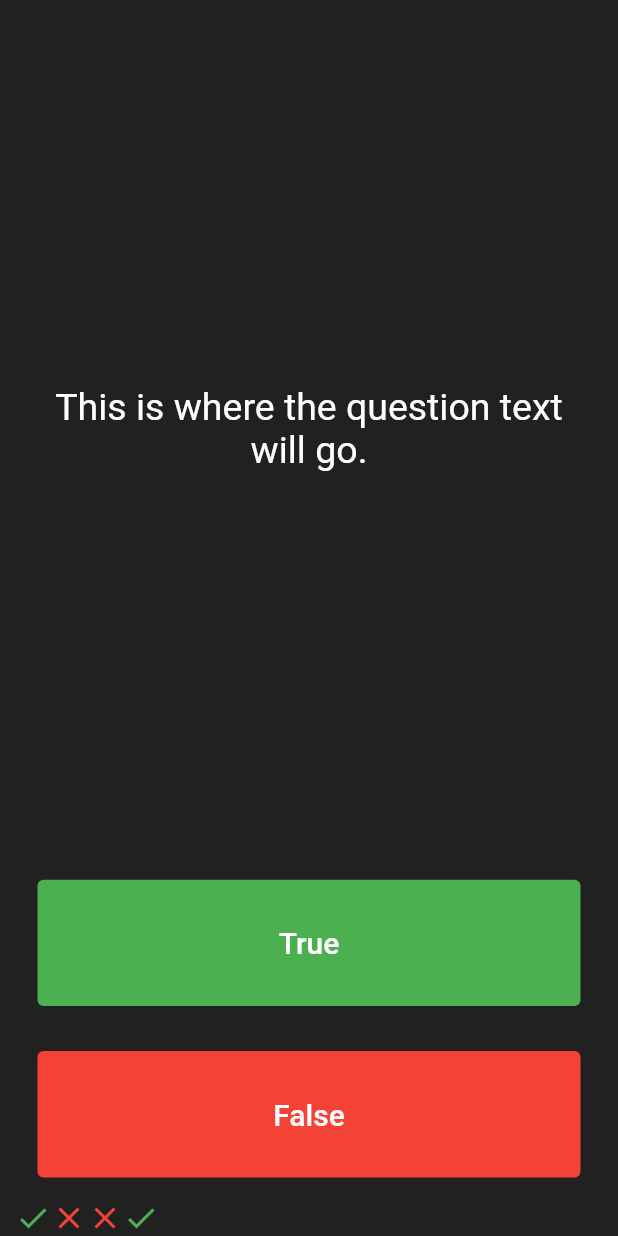
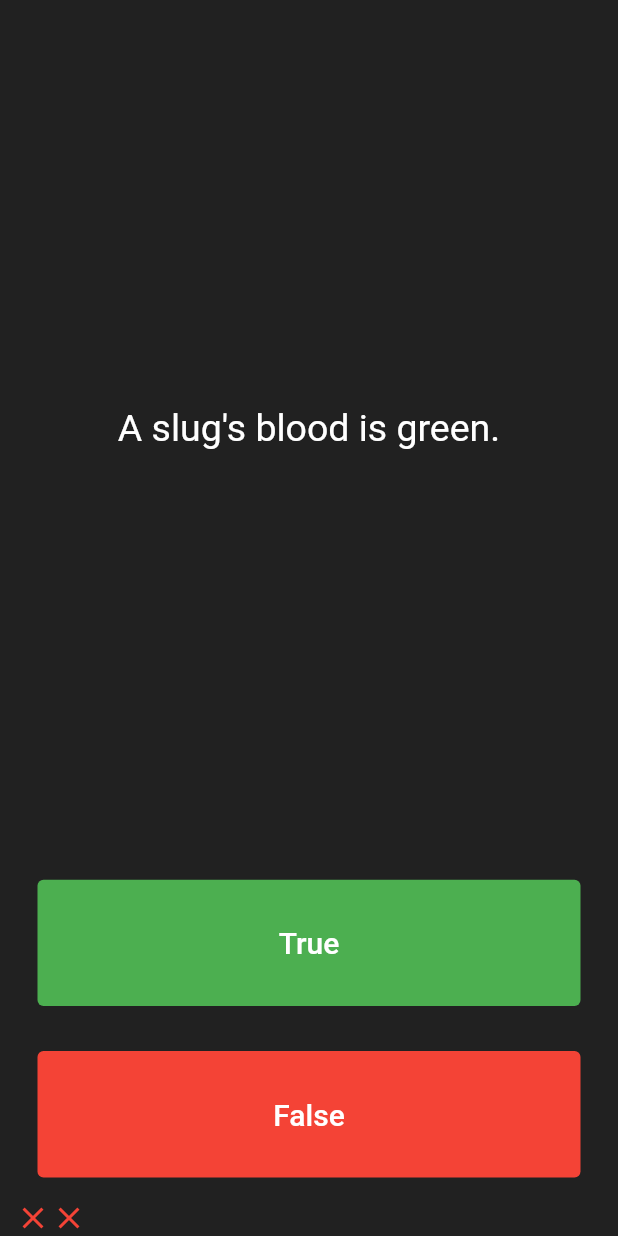
Before and after one commit to atm1504/quizzier-flutter, a Flutter app: the screen it shows after launch, after a tap on "True", after a tap on "False", on a phone screen of 412 x 824 dp. Run offline on Flutter 3.47's test engine with Material 2 defaults, Android fonts, the phone set to English and light mode, and no system bars; missing offline and left inert: dart:ffi.

Commit message:
Qa added

```diff
--- a/lib/main.dart
+++ b/lib/main.dart
@@ -1,3 +1,5 @@
+import 'dart:ffi';
+
 import 'package:flutter/material.dart';
 
 void main() => runApp(Quizzler());
@@ -25,20 +27,14 @@ class QuizPage extends StatefulWidget {
 }
 
 class _QuizPageState extends State<QuizPage> {
-  List<Widget> scoreKeeper = [
-    Icon(
-      Icons.check,
-      color: Colors.green,
-    ),
-    Icon(
-      Icons.close,
-      color: Colors.red,
-    ),
-    Icon(
-      Icons.close,
-      color: Colors.red,
-    ),
+  List<Widget> scoreKeeper = [];
+  List<String> questions = [
+    'You can lead a cow down stairs but not up stairs.',
+    'Approximately one quarter of human bones are in the feet.',
+    'A slug\'s blood is green.'
   ];
+  List<bool> answers = [false, true, true];
+  int questionNumber = 0;
   @override
   Widget build(BuildContext context) {
     return Column(
@@ -51,7 +47,7 @@ class _QuizPageState extends State<QuizPage> {
             padding: EdgeInsets.all(10.0),
             child: Center(
               child: Text(
-                'This is where the question text will go.',
+                questions[questionNumber],
                 textAlign: TextAlign.center,
                 style: TextStyle(
                   fontSize: 25.0,
@@ -76,13 +72,22 @@ class _QuizPageState extends State<QuizPage> {
                 ),
               ),
               onPressed: () {
+                bool correctAnswer = answers[questionNumber];
+                Icon widg;
+                if (correctAnswer == true) {
+                  widg = Icon(
+                    Icons.check,
+                    color: Colors.green,
+                  );
+                } else {
+                  widg = Icon(
+                    Icons.close,
+                    color: Colors.red,
+                  );
+                }
                 setState(() {
-                  scoreKeeper.add(
-                    Icon(
-                      Icons.check,
-                      color: Colors.green,
-                    ),
-                  );
+                  questionNumber++;
+                  scoreKeeper.add(widg);
                 });
               },
             ),
@@ -103,6 +108,23 @@ class _QuizPageState extends State<QuizPage> {
                 ),
               ),
               onPressed: () {
+                bool correctAnswer = answers[questionNumber];
+                Icon widg;
+                if (correctAnswer == false) {
+                  widg = Icon(
+                    Icons.check,
+                    color: Colors.green,
+                  );
+                } else {
+                  widg = Icon(
+                    Icons.close,
+                    color: Colors.red,
+                  );
+                }
+                setState(() {
+                  questionNumber++;
+                  scoreKeeper.add(widg);
+                });
                 //The user picked false.
               },
             ),
```
